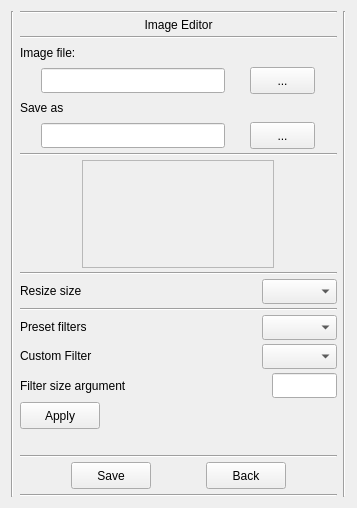
Old version of the form ui/image_editor_ui.ui in the repository eM7RON/ImageEvo.
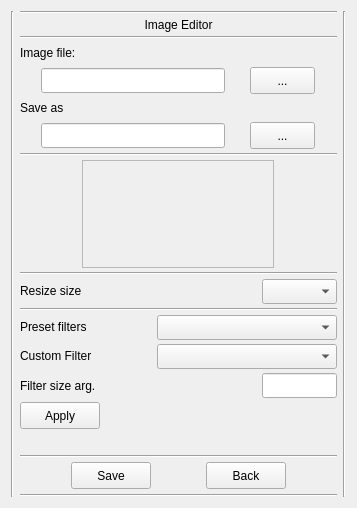
New version of the form.

The edit to the form file:
```diff
--- a/ui/image_editor_ui.ui
+++ b/ui/image_editor_ui.ui
@@ -458,13 +458,13 @@
            </property>
            <property name="minimumSize">
             <size>
-             <width>75</width>
+             <width>180</width>
              <height>25</height>
             </size>
            </property>
            <property name="maximumSize">
             <size>
-             <width>75</width>
+             <width>180</width>
              <height>25</height>
             </size>
            </property>
@@ -487,13 +487,13 @@
            </property>
            <property name="minimumSize">
             <size>
-             <width>80</width>
+             <width>100</width>
              <height>0</height>
             </size>
            </property>
            <property name="maximumSize">
             <size>
-             <width>97</width>
+             <width>100</width>
              <height>16777215</height>
             </size>
            </property>
@@ -528,13 +528,13 @@
            </property>
            <property name="minimumSize">
             <size>
-             <width>75</width>
+             <width>180</width>
              <height>25</height>
             </size>
            </property>
            <property name="maximumSize">
             <size>
-             <width>75</width>
+             <width>180</width>
              <height>25</height>
             </size>
            </property>
@@ -571,7 +571,7 @@
             <string>How much to weight the global best position during crossover</string>
            </property>
            <property name="text">
-            <string>Filter size argument</string>
+            <string>Filter size arg.</string>
            </property>
           </widget>
          </item>
@@ -601,13 +601,13 @@
            </property>
            <property name="minimumSize">
             <size>
-             <width>65</width>
+             <width>75</width>
              <height>25</height>
             </size>
            </property>
            <property name="maximumSize">
             <size>
-             <width>65</width>
+             <width>75</width>
              <height>25</height>
             </size>
            </property>
```
